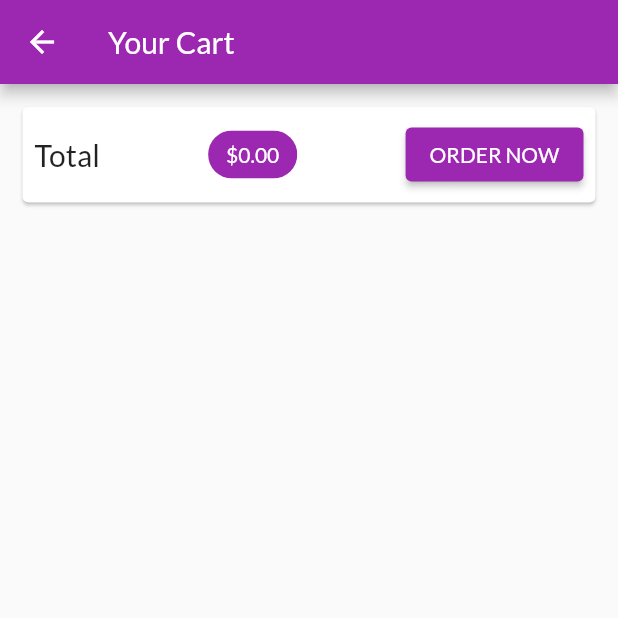
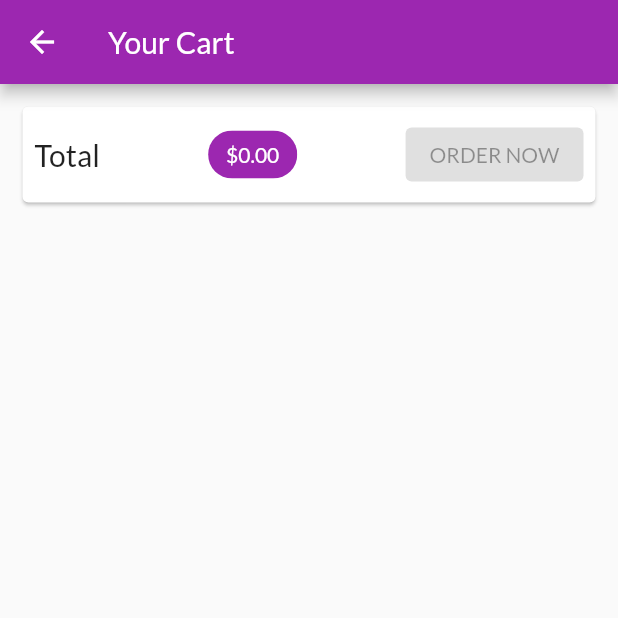
Before and after one commit to AlmirJusic/shop_app_flutter, a Flutter app: the CartScreen screen opened by its route, on a phone screen of 412 x 824 dp, the top half of it. Run offline on Flutter 3.47's test engine with Material 2 defaults, Android fonts, the phone set to English and light mode, and no system bars; network calls fail.

Commit message:
Orders on firebase

```diff
--- a/lib/providers/products.dart
+++ b/lib/providers/products.dart
@@ -76,6 +76,9 @@ class Products with ChangeNotifier {
       //print(json.decode(response.body));
       final extractedData = json.decode(response.body) as Map<String, dynamic>;
       final List<Product> loadedProducts = [];
+      if (extractedData == null) {
+        return;
+      }
       extractedData.forEach((prodId, prodData) {
         loadedProducts.add(
           Product(
--- a/lib/screens/cart_screen.dart
+++ b/lib/screens/cart_screen.dart
@@ -43,14 +43,7 @@ class CartScreen extends StatelessWidget {
                     backgroundColor: Theme.of(context).colorScheme.primary,
                   ),
                   const Spacer(),
-                  ElevatedButton(
-                    child: const Text('ORDER NOW'),
-                    onPressed: () {
-                      Provider.of<Orders>(context, listen: false).addOrder(
-                          cart.items.values.toList(), cart.totalAmount);
-                      cart.clear();
-                    },
-                  ),
+                  OrderButton(cart: cart),
                 ],
               ),
             ),
@@ -75,3 +68,40 @@ class CartScreen extends StatelessWidget {
     );
   }
 }
+
+class OrderButton extends StatefulWidget {
+  const OrderButton({
+    super.key,
+    required this.cart,
+  });
+
+  final Cart cart;
+
+  @override
+  State<OrderButton> createState() => _OrderButtonState();
+}
+
+class _OrderButtonState extends State<OrderButton> {
+  var _isLoading = false;
+  @override
+  Widget build(BuildContext context) {
+    return ElevatedButton(
+      onPressed: (widget.cart.totalAmount <= 0 || _isLoading)
+          ? null
+          : () async {
+              setState(() {
+                _isLoading = true;
+              });
+              await Provider.of<Orders>(context, listen: false).addOrder(
+                  widget.cart.items.values.toList(), widget.cart.totalAmount);
+              widget.cart.clear();
+              setState(() {
+                _isLoading = false;
+              });
+            },
+      child: _isLoading
+          ? const CircularProgressIndicator()
+          : const Text('ORDER NOW'),
+    );
+  }
+}
```
Also changed, not shown: lib/providers/orders.dart (+68 -3 lines), lib/screens/orders_screen.dart (+28 -5 lines).
